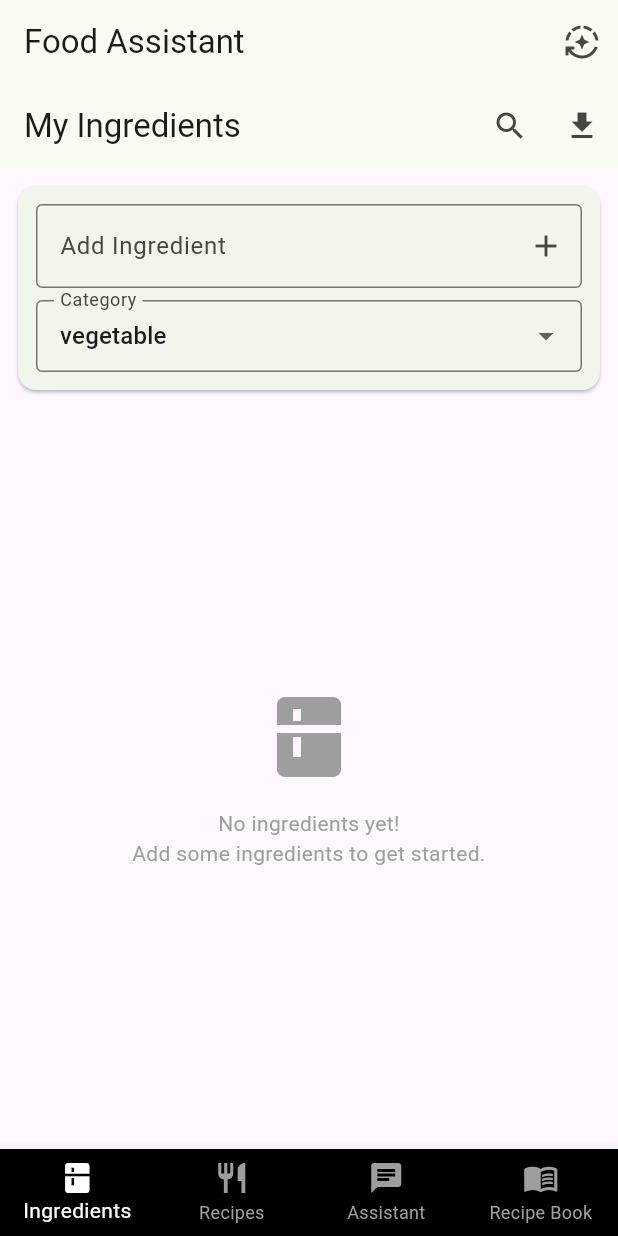
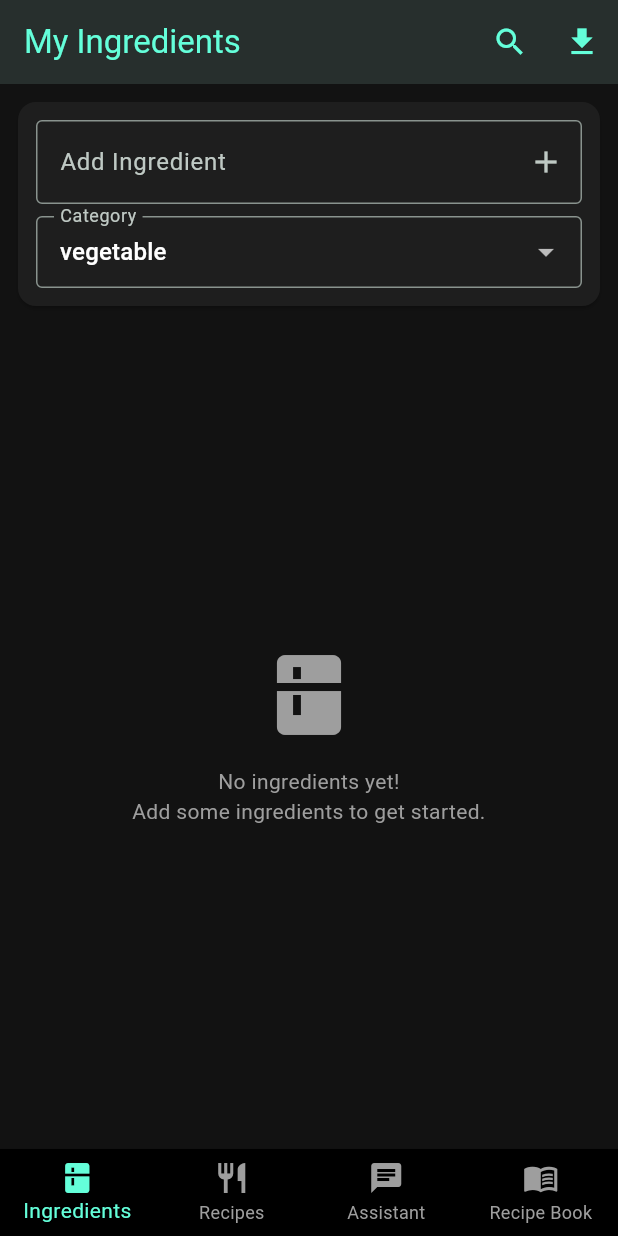
Before and after one commit to ZeShark/food-assistant-netlify, a Flutter app: the screen it shows after launch, on a phone screen of 412 x 824 dp. Run offline on Flutter 3.47's test engine with Material 3 defaults, Android fonts, the phone set to English and light mode, and no system bars; our stand-ins replace shared_preferences; network calls fail.

Commit message:
UI changes

```diff
--- a/flutter_source/lib/app.dart
+++ b/flutter_source/lib/app.dart
@@ -11,29 +11,71 @@ class FoodAssistantApp extends StatelessWidget {
   Widget build(BuildContext context) {
     return MaterialApp(
       title: 'Food Assistant',
-      theme: ThemeData.light().copyWith(
+      theme: lightTheme,
+      darkTheme: darkTheme,
+      themeMode: ThemeMode.dark, // Default to dark mode
+      home: const MainScreen(),
+    );
+  }
+}
+
+// Light Theme - Using copyWith for reliability
+final ThemeData lightTheme = ThemeData.light().copyWith(
   useMaterial3: true,
-        colorScheme: ColorScheme.fromSeed(seedColor: Colors.green),
+  colorScheme: ColorScheme.fromSeed(
+    seedColor: Colors.green,
+    brightness: Brightness.light,
+    primary: Colors.green,
+    secondary: Colors.deepPurple,
+  ),
+  scaffoldBackgroundColor: Colors.grey[50],
+  appBarTheme: const AppBarTheme(
+    backgroundColor: Colors.green,
+    foregroundColor: Colors.white,
+    elevation: 2,
+  ),
   bottomNavigationBarTheme: const BottomNavigationBarThemeData(
-          backgroundColor: Colors.black,
+    backgroundColor: Colors.deepPurple,
     selectedItemColor: Colors.white,
     unselectedItemColor: Colors.grey,
   ),
+  textTheme: const TextTheme(
+    bodyLarge: TextStyle(color: Colors.black87),
+    bodyMedium: TextStyle(color: Colors.black87),
   ),
-      darkTheme: ThemeData.dark().copyWith(
+);
+
+// Dark Theme - Using copyWith for reliability
+final ThemeData darkTheme = ThemeData.dark().copyWith(
   useMaterial3: true,
-        colorScheme: ColorScheme.fromSeed(seedColor: Colors.tealAccent),
+  colorScheme: ColorScheme.fromSeed(
+    seedColor: Colors.tealAccent,
+    brightness: Brightness.dark,
+    primary: Colors.tealAccent,
+    secondary: Colors.greenAccent,
+  ),
+  scaffoldBackgroundColor: const Color(0xFF121212),
+  appBarTheme: const AppBarTheme(
+    backgroundColor: Color(0xFF1E1E1E),
+    foregroundColor: Colors.tealAccent,
+    elevation: 4,
+  ),
   bottomNavigationBarTheme: const BottomNavigationBarThemeData(
     backgroundColor: Colors.black,
     selectedItemColor: Colors.tealAccent,
     unselectedItemColor: Colors.grey,
   ),
+  cardTheme: const CardThemeData(
+    color: Color(0xFF1E1E1E),
   ),
-      themeMode: ThemeMode.system,
-      home: const MainScreen(),
+  dialogTheme: const DialogThemeData(
+    backgroundColor: Color(0xFF1E1E1E),
+  ),
+  textTheme: const TextTheme(
+    bodyLarge: TextStyle(color: Colors.white),
+    bodyMedium: TextStyle(color: Colors.white),
+  ),
 );
-  }
-}
 
 class MainScreen extends StatefulWidget {
   const MainScreen({super.key});
@@ -44,7 +86,6 @@ class MainScreen extends StatefulWidget {
 
 class _MainScreenState extends State<MainScreen> {
   int _selectedIndex = 0;
-  ThemeMode _themeMode = ThemeMode.system;
 
   static const List<Widget> _screens = [
     IngredientsScreen(),
@@ -59,70 +100,16 @@ class _MainScreenState extends State<MainScreen> {
     });
   }
 
-  void _toggleTheme() {
-    setState(() {
-      if (_themeMode == ThemeMode.light) {
-        _themeMode = ThemeMode.dark;
-      } else if (_themeMode == ThemeMode.dark) {
-        _themeMode = ThemeMode.system;
-      } else {
-        _themeMode = ThemeMode.light;
-      }
-    });
-  }
-
-  IconData _getThemeIcon() {
-    switch (_themeMode) {
-      case ThemeMode.light:
-        return Icons.light_mode;
-      case ThemeMode.dark:
-        return Icons.dark_mode;
-      case ThemeMode.system:
-        return Icons.auto_mode;
-    }
-  }
-
-  String _getThemeTooltip() {
-    switch (_themeMode) {
-      case ThemeMode.light:
-        return 'Light Mode';
-      case ThemeMode.dark:
-        return 'Dark Mode';
-      case ThemeMode.system:
-        return 'System Theme';
-    }
-  }
-
   @override
   Widget build(BuildContext context) {
     final isDarkMode = Theme.of(context).brightness == Brightness.dark;
 
-    return MaterialApp(
-      theme: ThemeData.light().copyWith(
-        useMaterial3: true,
-        colorScheme: ColorScheme.fromSeed(seedColor: Colors.green),
-        bottomNavigationBarTheme: const BottomNavigationBarThemeData(
-          backgroundColor: Colors.black,
-          selectedItemColor: Colors.white,
-          unselectedItemColor: Colors.grey,
-        ),
-      ),
-      darkTheme: ThemeData.dark().copyWith(
-        useMaterial3: true,
-        colorScheme: ColorScheme.fromSeed(seedColor: Colors.tealAccent),
-        bottomNavigationBarTheme: const BottomNavigationBarThemeData(
-          backgroundColor: Colors.black,
-          selectedItemColor: Colors.tealAccent,
-          unselectedItemColor: Colors.grey,
-        ),
-      ),
-      themeMode: _themeMode,
-      home: Scaffold(
+    return Scaffold(
       body: _screens[_selectedIndex],
       bottomNavigationBar: BottomNavigationBar(
-          backgroundColor: Colors.black,
+        backgroundColor: isDarkMode ? Colors.black : Colors.deepPurple,
         selectedItemColor: isDarkMode ? Colors.tealAccent : Colors.white,
-          unselectedItemColor: Colors.grey,
+        unselectedItemColor: isDarkMode ? Colors.grey : Colors.grey[300],
         currentIndex: _selectedIndex,
         onTap: _onItemTapped,
         type: BottomNavigationBarType.fixed,
@@ -145,17 +132,6 @@ class _MainScreenState extends State<MainScreen> {
           ),
         ],
       ),
-        appBar: AppBar(
-          title: const Text('Food Assistant'),
-          actions: [
-            IconButton(
-              icon: Icon(_getThemeIcon()),
-              onPressed: _toggleTheme,
-              tooltip: _getThemeTooltip(),
-            ),
-          ],
-        ),
-      ),
     );
   }
 }
```
Also changed, not shown: public/assets/fonts/MaterialIcons-Regular.otf, 3 other files. Lines whose indentation alone changed are shown as unchanged.
